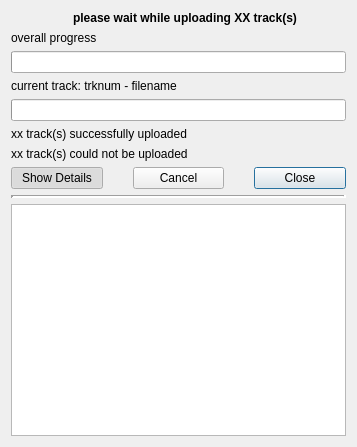
linux-minidisc/linux-minidisc, file qhimdtransfer/qhimduploaddialog.ui: the form before one commit.
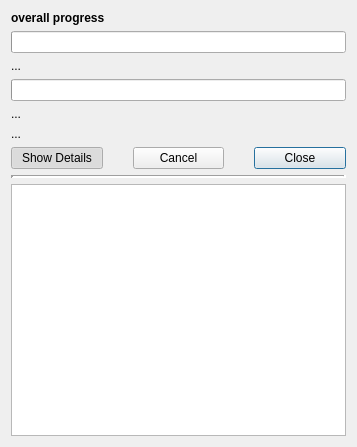
The form after the commit. Icons and pictures are not drawn.

The edit to the form file:
```diff
--- a/qhimdtransfer/qhimduploaddialog.ui
+++ b/qhimdtransfer/qhimduploaddialog.ui
@@ -23,28 +23,24 @@
   </property>
   <layout class="QVBoxLayout" name="main_layout">
    <item>
-    <layout class="QHBoxLayout" name="header">
-     <item>
-      <widget class="QLabel" name="icon">
-       <property name="sizePolicy">
-        <sizepolicy hsizetype="Fixed" vsizetype="Fixed">
-         <horstretch>0</horstretch>
-         <verstretch>0</verstretch>
-        </sizepolicy>
-       </property>
-       <property name="text">
-        <string/>
-       </property>
-       <property name="pixmap">
-        <pixmap resource="icons.qrc">:/icons/upload_from_md.png</pixmap>
-       </property>
-       <property name="scaledContents">
-        <bool>true</bool>
-       </property>
-      </widget>
-     </item>
+    <widget class="QWidget" name="current" native="true">
+     <layout class="QVBoxLayout" name="currentlayout">
+      <property name="leftMargin">
+       <number>0</number>
+      </property>
+      <property name="topMargin">
+       <number>0</number>
+      </property>
+      <property name="rightMargin">
+       <number>0</number>
+      </property>
+      <property name="bottomMargin">
+       <number>0</number>
+      </property>
      <item>
-      <widget class="QLabel" name="alltrack_label">
+       <layout class="QVBoxLayout" name="overall">
+        <item>
+         <widget class="QLabel" name="OverallProgress">
        <property name="font">
         <font>
          <weight>75</weight>
@@ -52,20 +48,6 @@
         </font>
        </property>
        <property name="text">
-        <string>please wait while uploading XX track(s)</string>
-       </property>
-       <property name="alignment">
-        <set>Qt::AlignCenter</set>
-       </property>
-      </widget>
-     </item>
-    </layout>
-   </item>
-   <item>
-    <layout class="QVBoxLayout" name="overall">
-     <item>
-      <widget class="QLabel" name="label_2">
-       <property name="text">
         <string>overall progress</string>
        </property>
       </widget>
@@ -73,14 +55,16 @@
      <item>
       <widget class="QProgressBar" name="AllPBar"/>
      </item>
-    </layout>
-   </item>
    <item>
-    <widget class="QWidget" name="current" native="true">
-     <layout class="QVBoxLayout" name="currentlayout">
-      <property name="margin">
-       <number>0</number>
-      </property>
+         <widget class="QLabel" name="ETA">
+          <property name="text">
+           <string>...</string>
+          </property>
+         </widget>
+        </item>
+        <item>
+         <widget class="QProgressBar" name="TrkPBar"/>
+        </item>
       <item>
        <widget class="QLabel" name="curtrack_label">
         <property name="sizePolicy">
@@ -90,33 +74,16 @@
          </sizepolicy>
         </property>
         <property name="text">
-         <string>current track: trknum - filename</string>
+           <string>...</string>
         </property>
        </widget>
       </item>
       <item>
-       <widget class="QProgressBar" name="TrkPBar"/>
-      </item>
-     </layout>
-    </widget>
-   </item>
-   <item>
-    <layout class="QVBoxLayout" name="summary">
-     <item>
-      <widget class="QLabel" name="success_text">
+         <widget class="QLabel" name="Summary">
        <property name="text">
-        <string>xx track(s) successfully uploaded</string>
-       </property>
-      </widget>
-     </item>
-     <item>
-      <widget class="QLabel" name="failed_text">
-       <property name="text">
-        <string>xx track(s) could not be uploaded</string>
-       </property>
-      </widget>
-     </item>
-    </layout>
+           <string>...</string>
+          </property>
+         </widget>
    </item>
    <item>
     <layout class="QHBoxLayout" name="buttonbox">
@@ -154,6 +121,11 @@
       </widget>
      </item>
     </layout>
+        </item>
+       </layout>
+      </item>
+     </layout>
+    </widget>
    </item>
    <item>
     <widget class="Line" name="line">
```
Lines whose indentation alone changed are shown as unchanged.
